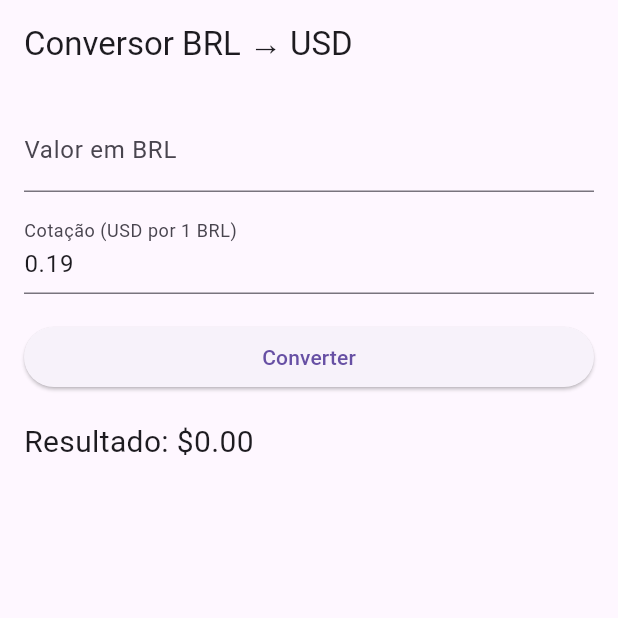
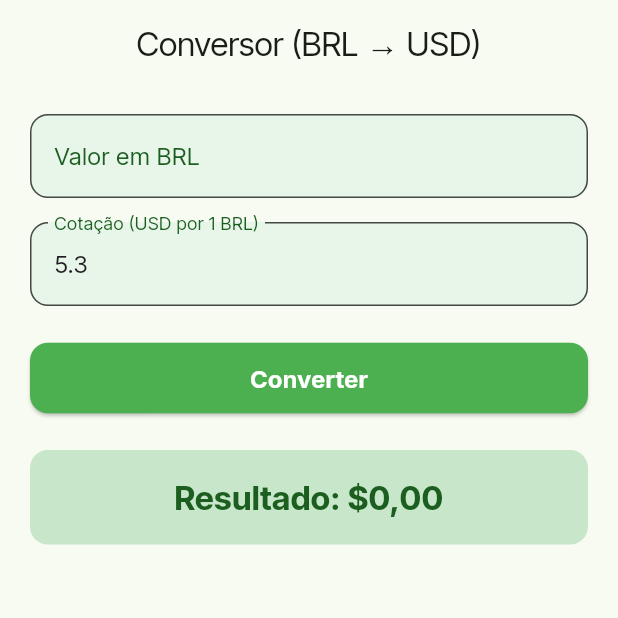
Before and after one commit to ViniciusCesar41/brltousd, a Flutter app: the screen it shows after launch, on a phone screen of 412 x 824 dp, the top half of it. Run offline on Flutter 3.47's test engine with Material 3 defaults, Android fonts, the light colour scheme and no system bars; our stand-ins replace google_fonts.

Commit message:
Update main.dart and pubspec.yaml to include better stylization and required libraries

```diff
--- a/lib/main.dart
+++ b/lib/main.dart
@@ -1,17 +1,52 @@
 import 'package:flutter/material.dart';
 import 'package:flutter/services.dart';
+import 'package:google_fonts/google_fonts.dart';
+import 'package:intl/intl.dart';
 
 void main() => runApp(BrlToUsdApp());
 
+// main
 class BrlToUsdApp extends StatelessWidget {
   @override
   Widget build(BuildContext context) {
     return MaterialApp(
       title: 'Conversor BRL → USD',
+      theme: ThemeData(
+        textTheme: GoogleFonts.interTightTextTheme(),
+        colorScheme: ColorScheme.fromSeed(seedColor: Colors.green),
+        useMaterial3: true,
+        inputDecorationTheme: InputDecorationTheme(
+          filled: true,
+          fillColor: Colors.green.shade50,
+          border: OutlineInputBorder(
+            borderRadius: BorderRadius.circular(12),
+          ),
+          focusedBorder: OutlineInputBorder(
+            borderSide: BorderSide(color: Colors.green, width: 2),
+            borderRadius: BorderRadius.circular(12),
+          ),
+          labelStyle: TextStyle(color: Colors.green.shade900),
+        ),
+        elevatedButtonTheme: ElevatedButtonThemeData(
+          style: ElevatedButton.styleFrom(
+            backgroundColor: Colors.green,
+            foregroundColor: Colors.white,
+            padding: EdgeInsets.symmetric(vertical: 14),
+            shape: RoundedRectangleBorder(
+              borderRadius: BorderRadius.circular(12),
+            ),
+            textStyle:
+                GoogleFonts.inter(fontSize: 16, fontWeight: FontWeight.bold),
+          ),
+        ),
+      ),
       home: Scaffold(
-        appBar: AppBar(title: Text('Conversor BRL → USD')),
+        appBar: AppBar(
+          title: Text('Conversor (BRL → USD)'),
+          centerTitle: true,
+        ),
         body: Padding(
-          padding: EdgeInsets.all(16),
+          padding: EdgeInsets.all(20),
           child: ConverterForm(),
         ),
       ),
@@ -25,9 +60,9 @@ class ConverterForm extends StatefulWidget {
 }
 
 class _ConverterFormState extends State<ConverterForm> {
+  final _numberFormat = NumberFormat("#,##0.00", "pt_BR");
   final _brlController = TextEditingController();
-  final _rateController =
-      TextEditingController(text: '0.19'); // valor padrão aproximado
+  final _rateController = TextEditingController(text: '5.3');
   double _usd = 0.0;
 
   void _convert() {
@@ -47,39 +82,58 @@ class _ConverterFormState extends State<ConverterForm> {
     super.dispose();
   }
 
+  // Resultado
   @override
   Widget build(BuildContext context) {
     return Column(
+      crossAxisAlignment: CrossAxisAlignment.stretch,
       children: [
         TextField(
           controller: _brlController,
           keyboardType: TextInputType.numberWithOptions(decimal: true),
           inputFormatters: [
-            FilteringTextInputFormatter.allow(RegExp(r'[\d.,]'))
+            FilteringTextInputFormatter.allow(RegExp(r'[\d.,]')),
           ],
-          decoration:
-              InputDecoration(labelText: 'Valor em BRL', prefixText: 'R\$ '),
+          decoration: InputDecoration(
+            labelText: 'Valor em BRL',
+            prefixText: 'R\$ ',
+          ),
         ),
-        SizedBox(height: 12),
+        SizedBox(height: 16),
         TextField(
           controller: _rateController,
           keyboardType: TextInputType.numberWithOptions(decimal: true),
           inputFormatters: [
-            FilteringTextInputFormatter.allow(RegExp(r'[\d.,]'))
+            FilteringTextInputFormatter.allow(RegExp(r'[\d.,]')),
           ],
           decoration: InputDecoration(
-              labelText: 'Cotação (USD por 1 BRL)', hintText: 'ex: 0.19'),
+            labelText: 'Cotação (USD por 1 BRL)',
+            hintText: 'ex: 5.5',
+          ),
         ),
-        SizedBox(height: 18),
+        SizedBox(height: 24),
         ElevatedButton(
           onPressed: _convert,
           child: Text('Converter'),
         ),
-        SizedBox(height: 18),
-        Text('Resultado: \$${_usd.toStringAsFixed(2)}',
-            style: TextStyle(fontSize: 20)),
+        SizedBox(height: 24),
+        Container(
+          padding: EdgeInsets.all(16),
+          decoration: BoxDecoration(
+            color: Colors.green.shade100,
+            borderRadius: BorderRadius.circular(12),
+          ),
+          child: Text(
+            'Resultado: \$${_numberFormat.format(_usd)}',
+            textAlign: TextAlign.center,
+            style: GoogleFonts.interTight(
+              fontSize: 22,
+              fontWeight: FontWeight.bold,
+              color: Colors.green.shade900,
+            ),
+          ),
+        ),
       ],
-      crossAxisAlignment: CrossAxisAlignment.stretch,
     );
   }
 }
--- a/pubspec.yaml
+++ b/pubspec.yaml
@@ -9,6 +9,8 @@ environment:
 dependencies:
   flutter:
     sdk: flutter
+  google_fonts: ^6.3.2
+  intl: ^0.19.0
 
 flutter:
   uses-material-design: true
```
Also changed, not shown: pubspec.lock, 1 other file.
